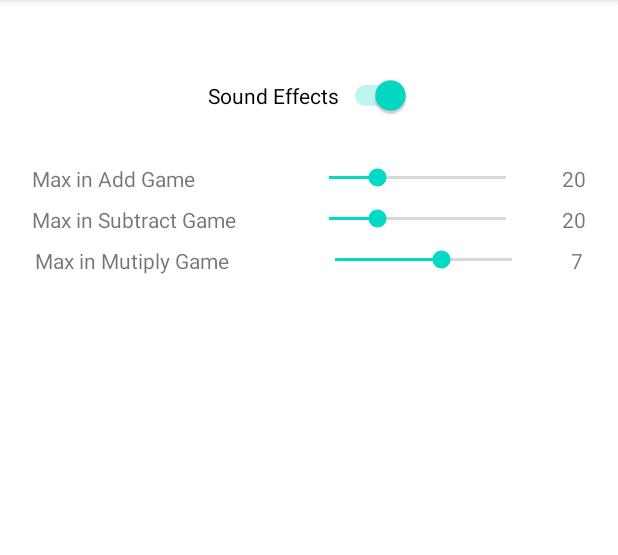
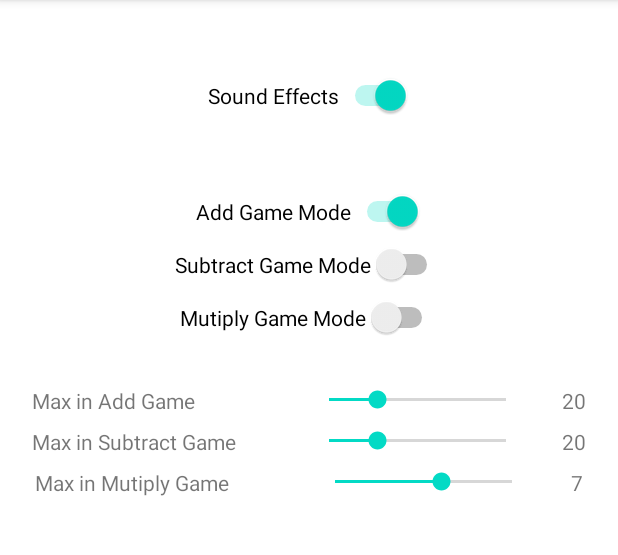
Before and after one commit to roberthinch/DannyApp, an Android app: the settings screen opened directly, with no data from a screen before it, on a phone screen of 412 x 824 dp, the part 84-639 px from its top. Run offline under Robolectric (Android 15) with nearby library versions, the light colour scheme and no system bars.

Commit message:
Add setting to change the number games between the game mode and standard learning mode

```diff
--- a/app/src/main/java/com/example/myapplication/MainActivity.java
+++ b/app/src/main/java/com/example/myapplication/MainActivity.java
@@ -20,6 +20,9 @@ public class MainActivity extends AppCompatActivity {
     public static int MAX_NUMBER_ADD_GAME = 20;
     public static int MAX_NUMBER_SUBTRACT_GAME = 20;
     public static int MAX_NUMBER_MUTIPLIY_GAME = 7;
+    public static boolean ADD_GAME_MODE = true;
+    public static boolean SUBTRACT_GAME_MODE = false;
+    public static boolean MUTIPLY_GAME_MODE = false;
 
     @Override
     protected void onCreate(Bundle savedInstanceState) {
@@ -61,7 +64,11 @@ public class MainActivity extends AppCompatActivity {
         intent.putExtra( CURRENT_TOTAL_CORRECT, 0 );
         intent.putExtra( CURRENT_OPERATOR_TYPE, 0 );
         intent.putExtra( CURRENT_MAX_NUMBER, MAX_NUMBER_ADD_GAME );
-        intent.putExtra( CURRENT_SCORE, 0 );
+        if( ADD_GAME_MODE ) {
+            intent.putExtra(CURRENT_SCORE, 0);
+        } else {
+            intent.putExtra(CURRENT_SCORE, -1);
+        }
         startActivity(intent);
     }
 
@@ -72,7 +79,11 @@ public class MainActivity extends AppCompatActivity {
         intent.putExtra( CURRENT_TOTAL_CORRECT, 0 );
         intent.putExtra( CURRENT_OPERATOR_TYPE, 1 );
         intent.putExtra( CURRENT_MAX_NUMBER, MAX_NUMBER_SUBTRACT_GAME );
-        intent.putExtra( CURRENT_SCORE, -1 );
+        if( SUBTRACT_GAME_MODE ) {
+            intent.putExtra(CURRENT_SCORE, 0);
+        } else {
+            intent.putExtra(CURRENT_SCORE, -1);
+        }
         startActivity(intent);
     }
 
@@ -83,7 +94,11 @@ public class MainActivity extends AppCompatActivity {
         intent.putExtra( CURRENT_TOTAL_CORRECT, 0 );
         intent.putExtra( CURRENT_OPERATOR_TYPE, 2 );
         intent.putExtra( CURRENT_MAX_NUMBER, MAX_NUMBER_MUTIPLIY_GAME );
-        intent.putExtra( CURRENT_SCORE, -1 );
+        if( MUTIPLY_GAME_MODE ) {
+            intent.putExtra(CURRENT_SCORE, 0);
+        } else {
+            intent.putExtra(CURRENT_SCORE, -1);
+        }
         startActivity(intent);
     }
 
--- a/app/src/main/java/com/example/myapplication/settings.java
+++ b/app/src/main/java/com/example/myapplication/settings.java
@@ -26,6 +26,44 @@ public class settings extends AppCompatActivity {
                     MainActivity.SOUND_EFFECTS = true;
                 } else {
                     MainActivity.SOUND_EFFECTS = false;
+                }
+            }
+        });
+
+        // set up add game mode
+        sw = (Switch) findViewById(R.id.add_game_mode);
+        sw.setChecked(MainActivity.ADD_GAME_MODE);
+        sw.setOnCheckedChangeListener(new CompoundButton.OnCheckedChangeListener() {
+            public void onCheckedChanged(CompoundButton buttonView, boolean isChecked) {
+                if (isChecked) {
+                    MainActivity.ADD_GAME_MODE = true;
+                } else {
+                    MainActivity.ADD_GAME_MODE = false;
+                }
+            }
+        });
+
+        // set up add game mode
+        sw = (Switch) findViewById(R.id.subtract_game_mode);
+        sw.setChecked(MainActivity.SUBTRACT_GAME_MODE);
+        sw.setOnCheckedChangeListener(new CompoundButton.OnCheckedChangeListener() {
+            public void onCheckedChanged(CompoundButton buttonView, boolean isChecked) {
+                if (isChecked) {
+                    MainActivity.SUBTRACT_GAME_MODE = true;
+                } else {
+                    MainActivity.SUBTRACT_GAME_MODE = false;
+                }
+            }
+        });
+        // set up add game mode
+        sw = (Switch) findViewById(R.id.multiply_game_mode);
+        sw.setChecked(MainActivity.MUTIPLY_GAME_MODE);
+        sw.setOnCheckedChangeListener(new CompoundButton.OnCheckedChangeListener() {
+            public void onCheckedChanged(CompoundButton buttonView, boolean isChecked) {
+                if (isChecked) {
+                    MainActivity.MUTIPLY_GAME_MODE = true;
+                } else {
+                    MainActivity.MUTIPLY_GAME_MODE = false;
                 }
             }
         });
--- a/app/src/main/res/layout/activity_settings.xml
+++ b/app/src/main/res/layout/activity_settings.xml
@@ -2,7 +2,6 @@
 <androidx.constraintlayout.widget.ConstraintLayout
     xmlns:android="http://schemas.android.com/apk/res/android"
     xmlns:app="http://schemas.android.com/apk/res-auto"
-    xmlns:tools="http://schemas.android.com/tools"
     android:layout_width="match_parent"
     android:layout_height="match_parent">
 
@@ -22,6 +21,56 @@
         app:layout_constraintStart_toStartOf="parent"
         app:layout_constraintTop_toTopOf="parent" />
 
+    <Switch
+        android:id="@+id/add_game_mode"
+        android:layout_width="wrap_content"
+        android:layout_height="wrap_content"
+        android:layout_marginStart="36dp"
+        android:layout_marginLeft="36dp"
+        android:layout_marginTop="50dp"
+        android:layout_marginEnd="36dp"
+        android:layout_marginRight="36dp"
+        android:singleLine="false"
+        android:text="Add Game Mode"
+        app:layout_constraintEnd_toEndOf="parent"
+        app:layout_constraintHorizontal_bias="0.5"
+        app:layout_constraintStart_toStartOf="parent"
+        app:layout_constraintTop_toBottomOf="@+id/sound_effects" />
+
+
+    <Switch
+        android:id="@+id/subtract_game_mode"
+        android:layout_width="wrap_content"
+        android:layout_height="wrap_content"
+        android:layout_marginStart="36dp"
+        android:layout_marginLeft="36dp"
+        android:layout_marginTop="8dp"
+        android:layout_marginEnd="36dp"
+        android:layout_marginRight="36dp"
+        android:singleLine="false"
+        android:text="Subtract Game Mode"
+        app:layout_constraintEnd_toEndOf="parent"
+        app:layout_constraintHorizontal_bias="0.5"
+        app:layout_constraintStart_toStartOf="parent"
+        app:layout_constraintTop_toBottomOf="@+id/add_game_mode" />
+
+
+    <Switch
+        android:id="@+id/multiply_game_mode"
+        android:layout_width="wrap_content"
+        android:layout_height="wrap_content"
+        android:layout_marginStart="36dp"
+        android:layout_marginLeft="36dp"
+        android:layout_marginTop="8dp"
+        android:layout_marginEnd="36dp"
+        android:layout_marginRight="36dp"
+        android:singleLine="false"
+        android:text="Mutiply Game Mode"
+        app:layout_constraintEnd_toEndOf="parent"
+        app:layout_constraintHorizontal_bias="0.5"
+        app:layout_constraintStart_toStartOf="parent"
+        app:layout_constraintTop_toBottomOf="@+id/subtract_game_mode" />
+
     <TextView
         android:id="@+id/maxAddNumberText"
         android:layout_width="wrap_content"
@@ -34,7 +83,7 @@
         app:layout_constraintEnd_toStartOf="@+id/maxAddNumberBar"
         app:layout_constraintHorizontal_bias="0.5"
         app:layout_constraintStart_toStartOf="parent"
-        app:layout_constraintTop_toBottomOf="@+id/sound_effects" />
+        app:layout_constraintTop_toBottomOf="@+id/multiply_game_mode" />
 
     <SeekBar
         android:id="@+id/maxAddNumberBar"
@@ -44,7 +93,7 @@
         app:layout_constraintEnd_toStartOf="@+id/maxAddNumberValue"
         app:layout_constraintHorizontal_bias="0.5"
         app:layout_constraintStart_toEndOf="@+id/maxAddNumberText"
-        app:layout_constraintTop_toBottomOf="@+id/sound_effects" />
+        app:layout_constraintTop_toBottomOf="@+id/multiply_game_mode"/>
 
     <TextView
         android:id="@+id/maxAddNumberValue"
@@ -57,7 +106,7 @@
         app:layout_constraintEnd_toEndOf="parent"
         app:layout_constraintHorizontal_bias="0.5"
         app:layout_constraintStart_toEndOf="@+id/maxAddNumberBar"
-        app:layout_constraintTop_toBottomOf="@+id/sound_effects" />
+        app:layout_constraintTop_toBottomOf="@+id/multiply_game_mode"/>
 
     <TextView
         android:id="@+id/maxSubtractNumberText"
```
